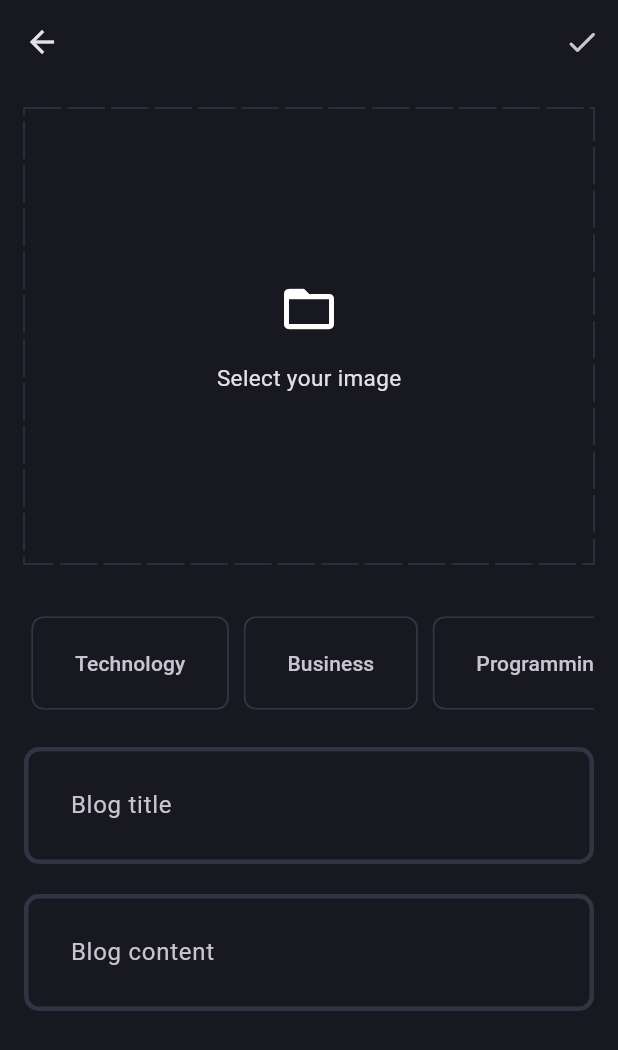
After one commit to jhopu/Blogify, a Flutter app: the AddNewBlogPage screen opened directly, on a phone screen of 412 x 824 dp. The commit adds this screen. Shown: the top 1050 px of the screen. Run offline on Flutter 3.47's test engine with Material 3 defaults, Android fonts, the phone set to English and light mode, and no system bars; drawn by our look-alikes of dotted_border; our stand-ins replace flutter_bloc, fpdart, get_it, image_picker, supabase_flutter; accounts and stored records are empty.

Commit message:
new feature like to push blog is done

```diff
--- a/lib/core/theme/theme.dart
+++ b/lib/core/theme/theme.dart
@@ -15,10 +15,19 @@ class AppTheme{
       backgroundColor: AppPallete.backgroundColor,
     ),
   scaffoldBackgroundColor: AppPallete.backgroundColor,
+    chipTheme: ChipThemeData(
+      padding: EdgeInsets.all(20),
+      color: MaterialStatePropertyAll(
+        AppPallete.backgroundColor,
+      ),
+      side:BorderSide.none,
+    ),
     inputDecorationTheme: InputDecorationTheme(
       contentPadding: EdgeInsets.all(27),
+      border: _border(),
       enabledBorder: _border(),
       focusedBorder: _border(AppPallete.gradient2),
+      errorBorder: _border(AppPallete.errorColor),
     ),
   );
 }
--- /dev/null
+++ b/lib/features/blog/data/datasources/blog_remote_data_source.dart
@@ -0,0 +1,39 @@
+import 'dart:io';
+import 'package:blog_app/core/error/exceptions.dart';
+import 'package:blog_app/features/blog/data/models/blog_model.dart';
+import 'package:supabase_flutter/supabase_flutter.dart';
+
+abstract interface class BlogRemoteDataSource{
+  Future<BlogModel> uploadBlog(BlogModel blog);
+  Future<String> uploadBlogImage({
+    required File image,
+    required BlogModel blog,
+});
+
+}
+class BlogRemoteDataSourceImpl implements BlogRemoteDataSource{
+  final SupabaseClient supabaseClient;
+
+  BlogRemoteDataSourceImpl({required this.supabaseClient});
+
+  @override
+  Future<BlogModel> uploadBlog(BlogModel blog) async {
+  try{
+final blogData=await supabaseClient.from('blogs').insert(blog.toJson()).select();
+return BlogModel.fromJson(blogData.first);
+  }catch(e){
+    throw ServerException(e.toString());
+  }
+  }
+
+  @override
+  Future<String> uploadBlogImage({required File image, required BlogModel blog}) async{
+    try{
+    await supabaseClient.storage.from('blog_images').upload(blog.id, image);
+    return supabaseClient.storage.from('blog_images').getPublicUrl(blog.id);
+    }catch(e){
+      throw ServerException(e.toString());
+    }
+  }
+
+}
--- /dev/null
+++ b/lib/features/blog/data/models/blog_model.dart
@@ -0,0 +1,62 @@
+
+import 'package:blog_app/features/blog/domain/entities/blog.dart';
+
+class BlogModel extends Blog {
+  BlogModel({
+    required super.id,
+    required super.posterId,
+    required super.title,
+    required super.content,
+    required super.imageUrl,
+    required super.topics,
+    required super.updatedAt,
+  });
+
+  Map<String, dynamic> toJson() {
+    return <String, dynamic>{
+      'id': id,
+      'poster_id': posterId,
+      'title': title,
+      'content': content,
+      'image_url': imageUrl,
+      'topics': topics,
+      'updated_at': updatedAt.toIso8601String(),
+    };
+  }
+
+  factory BlogModel.fromJson(Map<String, dynamic> map) {
+    return BlogModel(
+      id: map['id'] as String,
+      posterId: map['poster_id'] as String,
+      title: map['title'] as String,
+      content: map['content'] as String,
+      imageUrl: map['image_url'] as String,
+      topics: List<String>.from(map['topics'] ?? []),
+      updatedAt: map['updated_at'] == null
+          ? DateTime.now()
+          : DateTime.parse(map['updated_at']),
+    );
+  }
+
+  BlogModel copyWith({
+    String? id,
+    String? posterId,
+    String? title,
+    String? content,
+    String? imageUrl,
+    List<String>? topics,
+    DateTime? updatedAt,
+
+  }) {
+    return BlogModel(
+      id: id ?? this.id,
+      posterId: posterId ?? this.posterId,
+      title: title ?? this.title,
+      content: content ?? this.content,
+      imageUrl: imageUrl ?? this.imageUrl,
+      topics: topics ?? this.topics,
+      updatedAt: updatedAt ?? this.updatedAt,
+
+    );
+  }
+}
--- /dev/null
+++ b/lib/features/blog/domain/entities/blog.dart
@@ -0,0 +1,18 @@
+
+ class Blog{
+  final String id;
+  final String posterId;
+  final String title;
+  final String content;
+  final String imageUrl;
+  final List<String> topics;
+  final DateTime updatedAt;
+
+  Blog({required this.id,
+    required this.posterId,
+    required this.title,
+    required this.content,
+    required this.imageUrl,
+    required this.topics,
+    required this.updatedAt});
+}
--- /dev/null
+++ b/lib/features/blog/domain/repositories/blog_repository.dart
@@ -0,0 +1,14 @@
+import 'dart:io';
+import 'package:blog_app/core/error/failure.dart';
+import 'package:blog_app/features/blog/domain/entities/blog.dart';
+import 'package:fpdart/fpdart.dart';
+
+abstract interface class BlogRepository{
+  Future<Either<Failure,Blog>> uploadBlog({
+    required File image,
+    required String title,
+    required String content,
+    required String posterId,
+    required List<String> topics,
+});
+}
--- /dev/null
+++ b/lib/features/blog/domain/usecases/upload_blog.dart
@@ -0,0 +1,38 @@
+import 'dart:io';
+import 'package:blog_app/core/error/failure.dart';
+import 'package:blog_app/core/usecase/usecase.dart';
+import 'package:blog_app/features/blog/domain/entities/blog.dart';
+import 'package:blog_app/features/blog/domain/repositories/blog_repository.dart';
+import 'package:fpdart/fpdart.dart';
+
+class UploadBlog implements UseCase<Blog, UploadBlogParams> {
+  final BlogRepository blogRepository;
+  UploadBlog(this.blogRepository);
+
+  @override
+  Future<Either<Failure, Blog>> call(UploadBlogParams params) async {
+    return await blogRepository.uploadBlog(
+      image: params.image,
+      title: params.title,
+      content: params.content,
+      posterId: params.posterId,
+      topics: params.topics,
+    );
+  }
+}
+
+class UploadBlogParams {
+  final String posterId;
+  final String title;
+  final String content;
+  final File image;
+  final List<String> topics;
+
+  UploadBlogParams({
+    required this.posterId,
+    required this.title,
+    required this.content,
+    required this.image,
+    required this.topics,
+  });
+}
--- /dev/null
+++ b/lib/features/blog/presentation/bloc/blog_bloc.dart
@@ -0,0 +1,56 @@
+import 'dart:io';
+
+import 'package:blog_app/features/blog/domain/entities/blog.dart';
+import 'package:blog_app/features/blog/domain/usecases/upload_blog.dart';
+import 'package:flutter/material.dart';
+import 'package:flutter_bloc/flutter_bloc.dart';
+
+part 'blog_event.dart';
+part 'blog_state.dart';
+
+class BlogBloc extends Bloc<BlogEvent, BlogState> {
+  final UploadBlog _uploadBlog;
+ // final GetAllBlogs _getAllBlogs;
+  BlogBloc({
+    required UploadBlog uploadBlog,
+    //required GetAllBlogs getAllBlogs,
+  })  : _uploadBlog = uploadBlog,
+       // _getAllBlogs = getAllBlogs,
+        super(BlogInitial()) {
+    on<BlogEvent>((event, emit) => emit(BlogLoading()));
+    on<BlogUpload>(_onBlogUpload);
+    //on<BlogFetchAllBlogs>(_onFetchAllBlogs);
+  }
+
+  void _onBlogUpload(
+      BlogUpload event,
+      Emitter<BlogState> emit,
+      ) async {
+    final res = await _uploadBlog(
+      UploadBlogParams(
+        posterId: event.posterId,
+        title: event.title,
+        content: event.content,
+        image: event.image,
+        topics: event.topics,
+      ),
+    );
+
+    res.fold(
+          (l) => emit(BlogFailure(l.message)),
+          (r) => emit(BlogSuccess()),
+    );
+  }
+
+  // void _onFetchAllBlogs(
+  //     BlogFetchAllBlogs event,
+  //     Emitter<BlogState> emit,
+  //     ) async {
+  //   final res = await _getAllBlogs(NoParams());
+  //
+  //   res.fold(
+  //         (l) => emit(BlogFailure(l.message)),
+  //         (r) => emit(BlogsDisplaySuccess(r)),
+  //   );
+  // }
+}
--- /dev/null
+++ b/lib/features/blog/presentation/bloc/blog_event.dart
@@ -0,0 +1,23 @@
+part of 'blog_bloc.dart';
+
+
+@immutable
+sealed class BlogEvent {}
+
+final class BlogUpload extends BlogEvent {
+  final String posterId;
+  final String title;
+  final String content;
+  final File image;
+  final List<String> topics;
+
+  BlogUpload({
+    required this.posterId,
+    required this.title,
+    required this.content,
+    required this.image,
+    required this.topics,
+  });
+}
+
+//final class BlogFetchAllBlogs extends BlogEvent {}
--- /dev/null
+++ b/lib/features/blog/presentation/bloc/blog_state.dart
@@ -0,0 +1,20 @@
+part of 'blog_bloc.dart';
+
+@immutable
+sealed class BlogState {}
+
+final class BlogInitial extends BlogState {}
+
+final class BlogLoading extends BlogState {}
+
+final class BlogFailure extends BlogState {
+  final String error;
+  BlogFailure(this.error);
+}
+final class BlogSuccess extends BlogState {}
+// final class BlogUploadSuccess extends BlogState {}
+//
+// final class BlogsDisplaySuccess extends BlogState {
+//   final List<Blog> blogs;
+//   BlogsDisplaySuccess(this.blogs);
+// }
--- /dev/null
+++ b/lib/features/blog/presentation/pages/add_new_blog_page.dart
@@ -0,0 +1,176 @@
+
+import 'dart:io';
+
+import 'package:blog_app/core/common/cubits/cubit/app_user_cubit.dart';
+import 'package:blog_app/core/common/widgets/loader.dart';
+import 'package:blog_app/core/theme/app_pallete.dart';
+import 'package:blog_app/core/utils/pick_image.dart';
+import 'package:blog_app/core/utils/show_snackbar.dart';
+import 'package:blog_app/features/blog/presentation/bloc/blog_bloc.dart';
+import 'package:blog_app/features/blog/presentation/widgets/blog_editor.dart';
+import 'package:flutter/material.dart';
+
+import 'package:dotted_border/dotted_border.dart';
+import 'package:flutter_bloc/flutter_bloc.dart';
+
+import 'blog_page.dart';
+
+class AddNewBlogPage extends StatefulWidget {
+  static route()=> MaterialPageRoute(builder: (context)=> AddNewBlogPage(),);
+  const AddNewBlogPage({super.key});
+
+  @override
+  State<AddNewBlogPage> createState() => _AddNewBlogPageState();
+}
+
+class _AddNewBlogPageState extends State<AddNewBlogPage> {
+  final titleController=TextEditingController();
+  final contentController=TextEditingController();
+  final formKey=GlobalKey<FormState>();
+  List<String> SelectedTopics=[];
+  File ?image;
+  void selectImage()async{
+    final pickedImage= await pickImage();
+if(pickedImage!=null) {
+  setState(() {
+    image = pickedImage;
+  });
+}
+  }
+  @override
+  void dispose(){
+    titleController.dispose();
+    super.dispose();
+    contentController.dispose();
+  }
+  @override
+  Widget build(BuildContext context) {
+    return Scaffold(
+      appBar: AppBar(
+        actions: [
+          IconButton(onPressed: (){
+            if(formKey.currentState!.validate() && SelectedTopics.length>=1&&image!=null){
+            final posterId=(context.read<AppUserCubit>().state as AppUserLoggedIn).user.id;
+              context.read<BlogBloc>().add(BlogUpload(
+                posterId: posterId,
+                title: titleController.text.trim(),
+                content: contentController.text.trim(),
+                image: image!,
+                topics: SelectedTopics,));
+            }
+          }, icon: Icon(Icons.done_rounded)),
+        ],
+      ),
+      body:BlocConsumer<BlogBloc, BlogState>(
+          listener: (context, state){
+            if(state is BlogFailure){
+              showSnackBar(context, state.error);
+
+            }
+            else if(state is BlogSuccess){
+              Navigator.pushAndRemoveUntil(
+                context,
+                BlogPage.route(),
+                    (route) => false,
+              );
+            }
+          },
+      builder: (context, state) {
+        if (state is BlogLoading) {
+      return const Loader();
+    }
+      return SingleChildScrollView(
+        child: Padding(
+          padding: const EdgeInsets.all(16.0),
+          child: Form(
+            key: formKey,
+            child: Column(
+              children: [
+                image!=null?
+
+                GestureDetector(
+                  onTap: selectImage,
+                  child: SizedBox(
+                        width: double.infinity,
+                          height: 300,
+
+                          child: ClipRRect(
+                              borderRadius: BorderRadius.circular(10),
+                              child: Image.file(image!,fit:BoxFit.fill,)), ),
+                )
+                    :
+               GestureDetector(
+                 onTap: (){
+                   selectImage();
+                 },
+                 child: DottedBorder(
+                   color: AppPallete.borderColor,
+                   dashPattern: [25,4],
+                     radius:Radius.circular(10),
+                   child: Container(
+                    height: 300,
+                     width: double.infinity,
+
+                     child: Column(
+                       mainAxisAlignment: MainAxisAlignment.center,
+                       children: [
+                         Icon(Icons.folder_open,size: 40,),
+                         SizedBox(height: 15,),
+                         Text('Select your image',style:TextStyle(
+                           fontSize: 15,
+                         ),),
+                       ],
+                     ),
+                   )
+                 ),
+               ),
+                SizedBox(height: 30,),
+                SingleChildScrollView(
+                 scrollDirection: Axis.horizontal,
+                 child:Row(
+                   children: [
+                     'Technology',
+                     'Business',
+                     'Programming',
+                     'Entertainment'
+                     ].map((e)=>Padding(
+                       padding: const EdgeInsets.all(5.0),
+                       child: GestureDetector(
+                         onTap: (){
+                           if(SelectedTopics.contains(e)){
+                             SelectedTopics.remove(e);
+                           }
+                           else{
+                             SelectedTopics.add(e);
+                           }
+
+                           setState(() {
+
+                           });
+                         },
+                         child: Chip(
+                           color: SelectedTopics.contains(e)?MaterialStatePropertyAll(AppPallete.gradient1):null,
+                         side: BorderSide(
+
+                           color: AppPallete.borderColor,
+                         ),
+                         label:Text(e),
+                                        ),
+                       ),
+                     ),).toList(),
+                 ),
+               ),
+                SizedBox(height: 20,),
+                BlogEditor(controller: titleController, hintText: 'Blog title',),
+                SizedBox(height: 20,),
+                BlogEditor(controller: contentController, hintText: 'Blog content',),
+
+
+              ],
+            ),
+          ),
+        ),
+      );},),
+    );
+  }
+}
--- /dev/null
+++ b/lib/features/blog/presentation/widgets/blog_editor.dart
@@ -0,0 +1,25 @@
+
+import 'package:flutter/material.dart';
+
+class BlogEditor extends StatelessWidget {
+  final TextEditingController controller;
+  final String hintText;
+  const BlogEditor({super.key, required this.controller, required this.hintText,});
+
+  @override
+  Widget build(BuildContext context) {
+    return  TextFormField(
+controller: controller,
+      decoration: InputDecoration(
+        hintText: hintText,
+      ),
+      maxLines: null,
+      validator: (value){
+  if(value!.isEmpty){
+    return '$hintText is missing';
+  }
+  return null;
+      },
+    );
+  }
+}
--- a/lib/main.dart
+++ b/lib/main.dart
@@ -1,6 +1,8 @@
 import 'package:blog_app/core/common/cubits/cubit/app_user_cubit.dart';
 import 'package:blog_app/features/auth/presentation/bloc/auth_bloc.dart';
 import 'package:blog_app/features/auth/presentation/pages/login_page.dart';
+import 'package:blog_app/features/blog/presentation/bloc/blog_bloc.dart';
+import 'package:blog_app/features/blog/presentation/pages/blog_page.dart';
 import 'package:blog_app/init_dependencies.dart';
 import 'package:flutter/material.dart';
 import 'package:flutter_bloc/flutter_bloc.dart';
@@ -13,7 +15,7 @@ void main() async{
     providers: [
       BlocProvider(create: (_)=>serviceLocator<AppUserCubit>(),),
       BlocProvider(create: (_)=>serviceLocator<AuthBloc>(),),
-
+      BlocProvider(create: (_)=>serviceLocator<BlogBloc>(),),
     ],
     child: const MyApp(),
   ));
@@ -44,7 +46,7 @@ class _MyAppState extends State<MyApp> {
         },
         builder: (context, isLoggedIn) {
           if (isLoggedIn) {
-            return const Scaffold(body: Center(child: Text("hi there"),),);
+            return const BlogPage();
           }
           return const LoginPage();
         },
--- a/pubspec.yaml
+++ b/pubspec.yaml
@@ -39,6 +39,10 @@ dependencies:
   supabase_flutter: ^2.6.0
   flutter_bloc: ^8.1.6
   get_it: ^7.7.0
+  dotted_border: ^2.1.0
+  dotted_box: ^0.0.3
+  image_picker: ^1.1.2
+  uuid: ^4.4.2
 dev_dependencies:
   flutter_test:
     sdk: flutter
```
Also changed, not shown: lib/core/utils/pick_image.dart (added, +15 -0 lines), lib/features/blog/data/repositories/blog_repository_impl.dart (added, +39 -0 lines), lib/features/blog/presentation/pages/blog_page.dart (added, +23 -0 lines), lib/init_dependencies.dart (+34 -0 lines), pubspec.lock, 5 other files.
